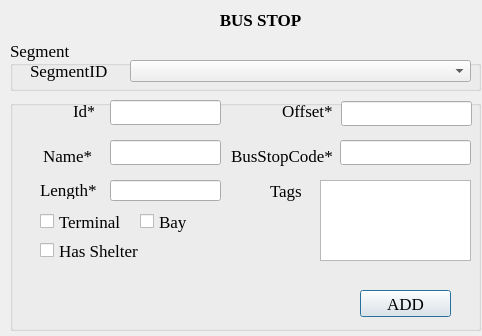
Before: the Qt Designer form ui_busstop.ui in chaitanyamalaviya/Trafficera, drawn with Qt 5.
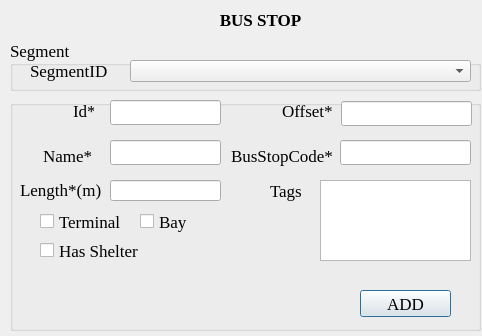
After: the same form once the commit is applied.

Diff of the .ui file:
```diff
--- a/ui_busstop.ui
+++ b/ui_busstop.ui
@@ -143,14 +143,14 @@
    <widget class="QLabel" name="label_2">
     <property name="geometry">
      <rect>
-      <x>30</x>
+      <x>10</x>
       <y>80</y>
-      <width>61</width>
-      <height>19</height>
+      <width>81</width>
+      <height>20</height>
      </rect>
     </property>
     <property name="text">
-     <string>Length*</string>
+     <string>Length*(m)</string>
     </property>
    </widget>
    <widget class="QLabel" name="label_3">
```
